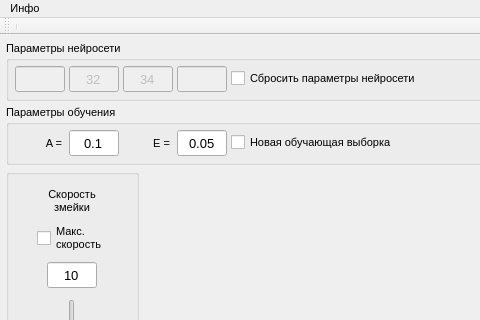
Qt form smartSnake/resources/MainWindow.ui (Max-Azarov/neuralNetSnake) before a commit; both pictures show x 0 to 480 and y 0 to 320 of the 685 by 712 pixel window.
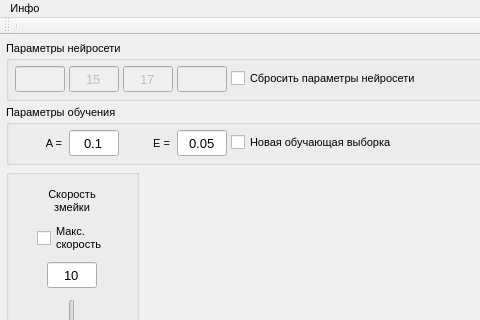
The same form after that commit. Custom widgets are drawn as their Qt base class.

```diff
--- a/smartSnake/resources/MainWindow.ui
+++ b/smartSnake/resources/MainWindow.ui
@@ -185,7 +185,7 @@
           <string>Count of neurons in the first hidden layer</string>
          </property>
          <property name="text">
-          <string>32</string>
+          <string>15</string>
          </property>
          <property name="alignment">
           <set>Qt::AlignCenter</set>
@@ -220,7 +220,7 @@
           <string>Count of neurons in the second hidden layer</string>
          </property>
          <property name="text">
-          <string>34</string>
+          <string>17</string>
          </property>
          <property name="alignment">
           <set>Qt::AlignCenter</set>
```
